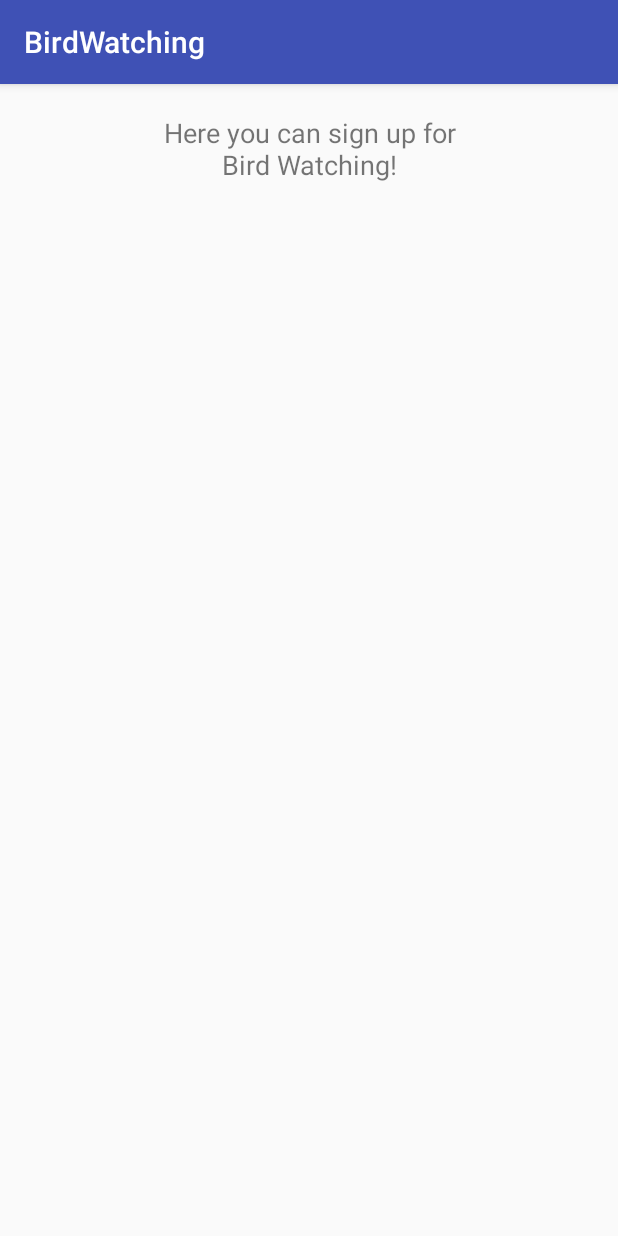
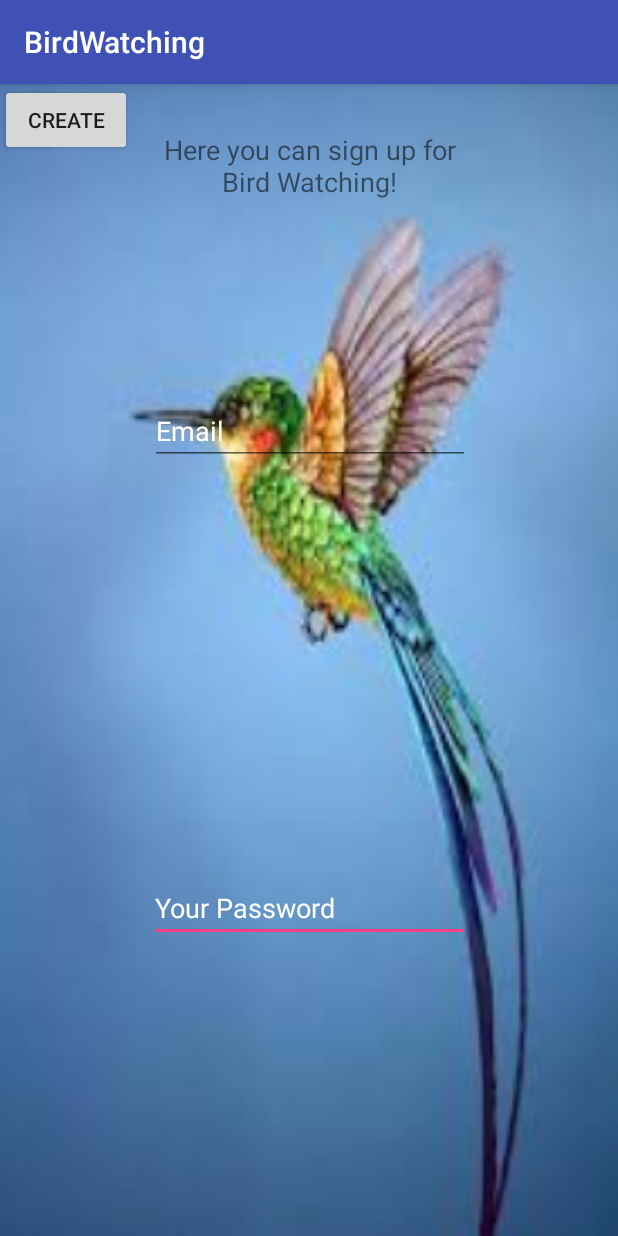
Before and after one commit to beepbeepboop/BirdWatching, an Android app: the SignUpActivity screen opened directly, with no data from a screen before it, on a phone screen of 412 x 824 dp. Run offline under Robolectric (Android 15) with nearby library versions, the phone set to English and light mode, and no system bars.

Commit message:
Added small changes and pictures of Birbs

```diff
--- a/app/src/main/AndroidManifest.xml
+++ b/app/src/main/AndroidManifest.xml
@@ -3,6 +3,7 @@
     package="com.example.noahd.birdwatching">
 
     <uses-permission android:name="android.permission.INTERNET" />
+    <uses-permission android:name="android.permission.ACCESS_FINE_LOCATION"/>
 
     <application
         android:allowBackup="true"
@@ -22,7 +23,10 @@
             </intent-filter>
         </activity>
         <activity android:name=".SignUpActivity" />
-        <activity android:name=".HomePageActivity"></activity>
+        <activity android:name=".HomePageActivity">
+
+
+        </activity>
     </application>
 
 </manifest>
--- a/app/src/main/java/com/example/noahd/birdwatching/SignUpActivity.java
+++ b/app/src/main/java/com/example/noahd/birdwatching/SignUpActivity.java
@@ -2,12 +2,29 @@ package com.example.noahd.birdwatching;
 
 import android.support.v7.app.AppCompatActivity;
 import android.os.Bundle;
+import android.view.View;
+import android.widget.EditText;
 
-public class SignUpActivity extends AppCompatActivity {
+public class SignUpActivity extends AppCompatActivity implements View.OnClickListener {
+
+    EditText editTextUserName, EditTextPassword;
 
     @Override
     protected void onCreate(Bundle savedInstanceState) {
         super.onCreate(savedInstanceState);
         setContentView(R.layout.activity_sign_up);
     }
+
+
+    @Override
+    public void onClick(View view){
+        switch (view.getId()) {
+            case R.id.CreateUser:
+
+                break;
+
+
+        }
+
+    }
 }
--- a/app/src/main/res/layout/activity_main.xml
+++ b/app/src/main/res/layout/activity_main.xml
@@ -4,7 +4,10 @@
     xmlns:tools="http://schemas.android.com/tools"
     android:layout_width="match_parent"
     android:layout_height="match_parent"
-    tools:context="com.example.noahd.birdwatching.MainActivity">
+    tools:context="com.example.noahd.birdwatching.MainActivity"
+    android:background="@drawable/eagle"
+    >
+
 
     <android.support.design.widget.AppBarLayout
         android:layout_width="match_parent"
--- a/app/src/main/res/layout/activity_sign_up.xml
+++ b/app/src/main/res/layout/activity_sign_up.xml
@@ -1,18 +1,19 @@
 <?xml version="1.0" encoding="utf-8"?>
-<RelativeLayout xmlns:android="http://schemas.android.com/apk/res/android"
+<android.support.constraint.ConstraintLayout xmlns:android="http://schemas.android.com/apk/res/android"
     xmlns:app="http://schemas.android.com/apk/res-auto"
     xmlns:tools="http://schemas.android.com/tools"
     android:layout_width="match_parent"
     android:layout_height="match_parent"
-    tools:context="com.example.noahd.birdwatching.SignUpActivity">
+    tools:context="com.example.noahd.birdwatching.SignUpActivity"
+    android:background="@drawable/signupbirb"
+
+    android:id="@+id/relativeLayout">
 
 
     <TextView
         android:id="@+id/textView"
         android:layout_width="273dp"
         android:layout_height="46dp"
-        android:layout_alignParentTop="true"
-        android:layout_centerHorizontal="true"
         android:layout_marginTop="20dp"
         android:text="Here you can sign up for           Bird Watching!"
         android:textAlignment="center"
@@ -21,6 +22,48 @@
         app:layout_constraintEnd_toEndOf="parent"
         app:layout_constraintStart_toStartOf="parent"
         app:layout_constraintTop_toTopOf="parent"
-        app:layout_constraintVertical_bias="0.016" />
+        app:layout_constraintVertical_bias="0.016"
+        app:layout_constraintLeft_toLeftOf="parent"
+        app:layout_constraintRight_toRightOf="parent" />
 
-</RelativeLayout>
+    <EditText
+        android:id="@+id/SignUpPW"
+        android:layout_width="wrap_content"
+        android:layout_height="wrap_content"
+        android:hint="Your Password"
+        android:textColorHint="#ffffff"
+        android:layout_marginBottom="196dp"
+        android:ems="10"
+        android:inputType="textPassword"
+        app:layout_constraintBottom_toBottomOf="parent"
+        app:layout_constraintLeft_toLeftOf="parent"
+        app:layout_constraintRight_toRightOf="parent" />
+
+    <EditText
+        android:id="@+id/SignUpUN"
+        android:layout_width="wrap_content"
+        android:layout_height="41dp"
+        android:layout_marginBottom="8dp"
+        android:layout_marginEnd="8dp"
+        android:layout_marginStart="8dp"
+        android:layout_marginTop="8dp"
+        android:ems="10"
+        android:hint="Email"
+        android:inputType="textPersonName"
+        android:textColorHint="#ffffff"
+        app:layout_constraintBottom_toBottomOf="parent"
+        app:layout_constraintEnd_toEndOf="parent"
+        app:layout_constraintHorizontal_bias="0.503"
+        app:layout_constraintStart_toStartOf="parent"
+        app:layout_constraintTop_toTopOf="parent"
+        app:layout_constraintVertical_bias="0.288" />
+
+    <Button
+        android:id="@+id/CreateUser"
+        android:layout_width="wrap_content"
+        android:layout_height="wrap_content"
+        android:text="Create"
+        tools:layout_editor_absoluteX="280dp"
+        tools:layout_editor_absoluteY="375dp" />
+
+</android.support.constraint.ConstraintLayout>
```
Also changed, not shown: app/src/main/res/layout/content_main.xml (+9 -20 lines), app/src/main/res/drawable/eagle.jpg (added), app/src/main/res/drawable/signupbirb.jpg (added).
